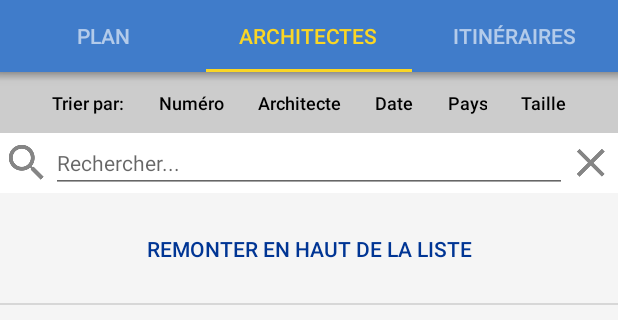
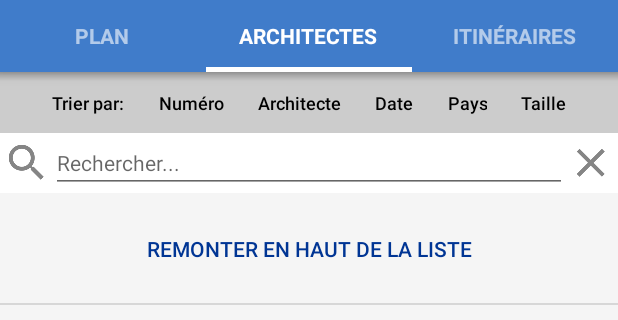
Before and after one commit to hberenger/globes, an Android app: the screen it shows after launch (HomeActivity), tab 2 chosen, on a phone screen of 412 x 824 dp, the part 84-404 px from its top. Run offline under Robolectric (Android 15) with nearby library versions, the phone set to English and light mode, and no system bars; our stand-ins replace ButterKnife; libraries missing offline, so code that uses them is left out: at.grabner.circleprogress, junit.framework; 15 statements that could not run were skipped.

Commit message:
Styling tabs again

```diff
--- a/app/src/main/res/layout/activity_home.xml
+++ b/app/src/main/res/layout/activity_home.xml
@@ -34,7 +34,8 @@
         app:tabTextColor="@color/defaultTab"
         app:tabSelectedTextColor="@color/selectedTab"
         app:tabIndicatorColor="@color/selectedTab"
-        app:tabIndicatorHeight="2dp"/>
+        app:tabTextAppearance="@style/TabText"
+        app:tabIndicatorHeight="3dp"/>
 
     <com.bureau.nocomment.globes.view.NonSwipeableViewPager
         android:id="@+id/viewpager"
--- a/app/src/main/res/values/colors.xml
+++ b/app/src/main/res/values/colors.xml
@@ -17,7 +17,7 @@
     <color name="cellBackground">@android:color/transparent</color>
 
     <color name="defaultTab">#9Affffff</color>
-    <color name="selectedTab">#FAD625</color>
+    <color name="selectedTab">@color/white</color>
 
     <color name="fragmentBackground">#F5F5F5</color>
 
--- a/app/src/main/res/values/styles.xml
+++ b/app/src/main/res/values/styles.xml
@@ -39,4 +39,11 @@
         <item name="android:textColor">@color/colorPrimaryDark</item>
     </style>
 
+    <style name="TabText">
+        <item name="android:textSize">14sp</item>
+        <item name="android:textStyle">bold</item>
+        <item name="android:textAllCaps">true</item>
+
+    </style>
+
 </resources>
```
